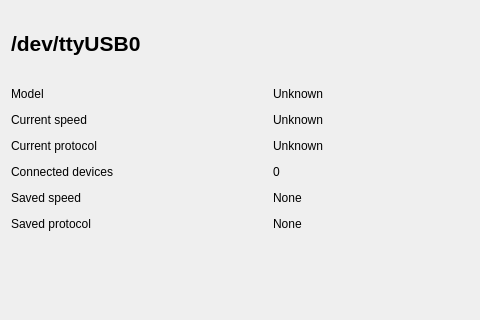
Old version of the form gui/ui/tabSerial.ui in the repository emericg/SmartServoFramework; both pictures show x 0 to 480 and y 0 to 320 of the 1024 by 640 pixel window.
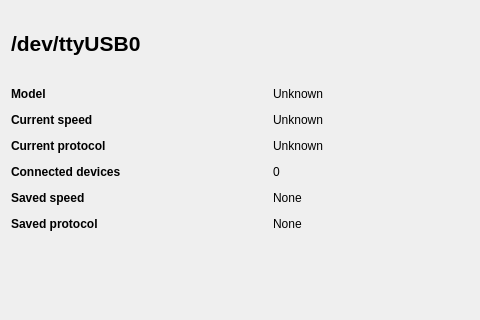
New version of the form. Icons and pictures are not drawn.

Commit message: GUI: Split serial port scanning settings in its own separate widget; Add manual scanning feature!

Diff of the .ui file:
```diff
--- a/gui/ui/tabSerial.ui
+++ b/gui/ui/tabSerial.ui
@@ -21,6 +21,12 @@
      </property>
      <item row="3" column="0">
       <widget class="QLabel" name="label_6">
+       <property name="font">
+        <font>
+         <weight>75</weight>
+         <bold>true</bold>
+        </font>
+       </property>
        <property name="text">
         <string>Current protocol</string>
        </property>
@@ -28,6 +34,12 @@
      </item>
      <item row="2" column="0">
       <widget class="QLabel" name="label_4">
+       <property name="font">
+        <font>
+         <weight>75</weight>
+         <bold>true</bold>
+        </font>
+       </property>
        <property name="text">
         <string>Current speed</string>
        </property>
@@ -48,6 +60,12 @@
          <height>16777215</height>
         </size>
        </property>
+       <property name="font">
+        <font>
+         <weight>75</weight>
+         <bold>true</bold>
+        </font>
+       </property>
        <property name="text">
         <string>Model</string>
        </property>
@@ -55,6 +73,12 @@
      </item>
      <item row="5" column="0">
       <widget class="QLabel" name="label_7">
+       <property name="font">
+        <font>
+         <weight>75</weight>
+         <bold>true</bold>
+        </font>
+       </property>
        <property name="text">
         <string>Saved speed</string>
        </property>
@@ -76,6 +100,12 @@
      </item>
      <item row="4" column="0">
       <widget class="QLabel" name="label">
+       <property name="font">
+        <font>
+         <weight>75</weight>
+         <bold>true</bold>
+        </font>
+       </property>
        <property name="text">
         <string>Connected devices</string>
        </property>
@@ -90,6 +120,12 @@
      </item>
      <item row="6" column="0">
       <widget class="QLabel" name="label_8">
+       <property name="font">
+        <font>
+         <weight>75</weight>
+         <bold>true</bold>
+        </font>
+       </property>
        <property name="text">
         <string>Saved protocol</string>
        </property>
```
The commit also changes 7 other files.
